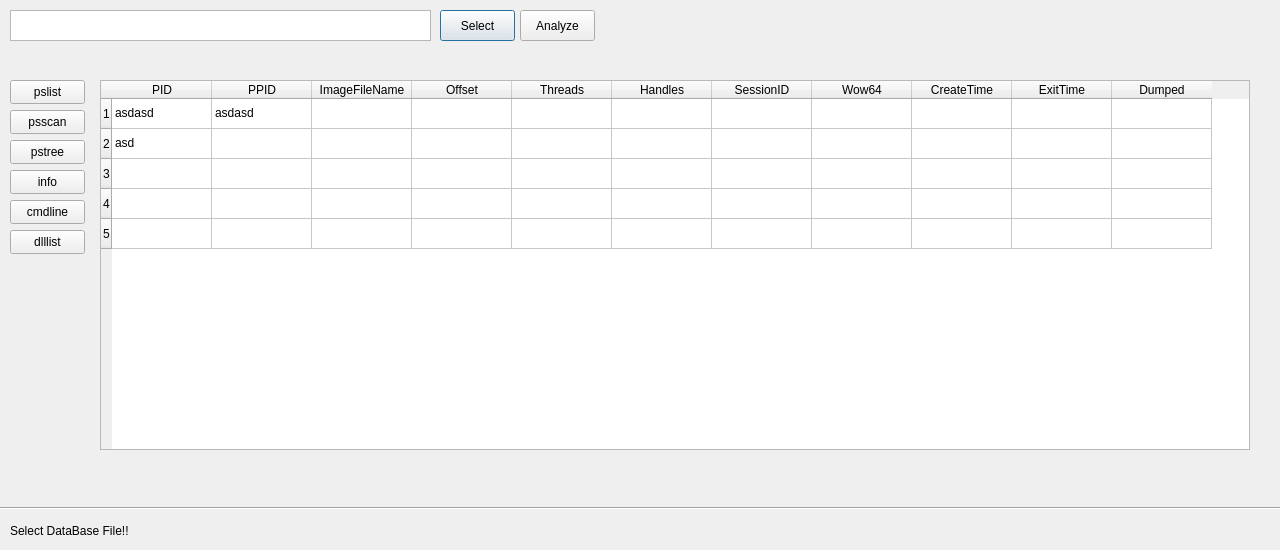
Above: res/analyzer.ui from kim-do-hyeon/volatility-gui before the change. Below: the same form after it.
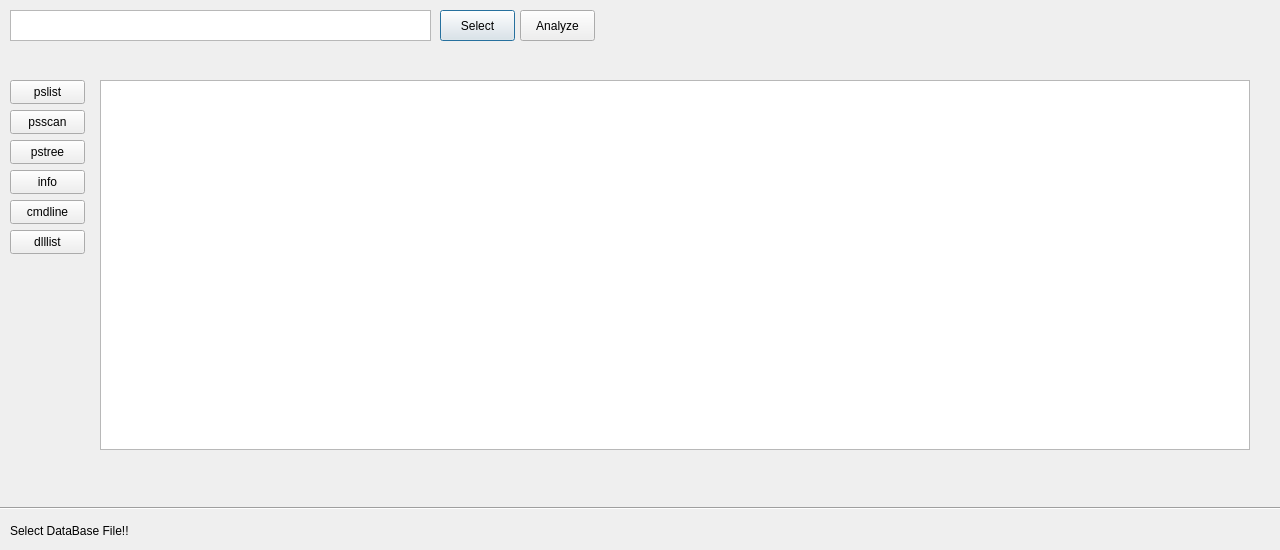
That is the form after the change. Icons and pictures are not drawn.

```diff
--- a/res/analyzer.ui
+++ b/res/analyzer.ui
@@ -26,101 +26,6 @@
      <height>370</height>
     </rect>
    </property>
-   <row>
-    <property name="text">
-     <string>1</string>
-    </property>
-   </row>
-   <row>
-    <property name="text">
-     <string>2</string>
-    </property>
-   </row>
-   <row>
-    <property name="text">
-     <string>3</string>
-    </property>
-   </row>
-   <row>
-    <property name="text">
-     <string>4</string>
-    </property>
-   </row>
-   <row>
-    <property name="text">
-     <string>5</string>
-    </property>
-   </row>
-   <column>
-    <property name="text">
-     <string>PID</string>
-    </property>
-   </column>
-   <column>
-    <property name="text">
-     <string>PPID</string>
-    </property>
-   </column>
-   <column>
-    <property name="text">
-     <string>ImageFileName</string>
-    </property>
-   </column>
-   <column>
-    <property name="text">
-     <string>Offset</string>
-    </property>
-   </column>
-   <column>
-    <property name="text">
-     <string>Threads</string>
-    </property>
-   </column>
-   <column>
-    <property name="text">
-     <string>Handles</string>
-    </property>
-   </column>
-   <column>
-    <property name="text">
-     <string>SessionID</string>
-    </property>
-   </column>
-   <column>
-    <property name="text">
-     <string>Wow64</string>
-    </property>
-   </column>
-   <column>
-    <property name="text">
-     <string>CreateTime</string>
-    </property>
-   </column>
-   <column>
-    <property name="text">
-     <string>ExitTime</string>
-    </property>
-   </column>
-   <column>
-    <property name="text">
-     <string>Dumped</string>
-    </property>
-   </column>
-   <item row="0" column="0">
-    <property name="text">
-     <string>asdasd</string>
-    </property>
-   </item>
-   <item row="0" column="1">
-    <property name="text">
-     <string>asdasd</string>
-    </property>
-   </item>
-   <item row="1" column="0">
-    <property name="text">
-     <string>asd</string>
-    </property>
-   </item>
   </widget>
   <widget class="QTextBrowser" name="file_path">
    <property name="geometry">
```
